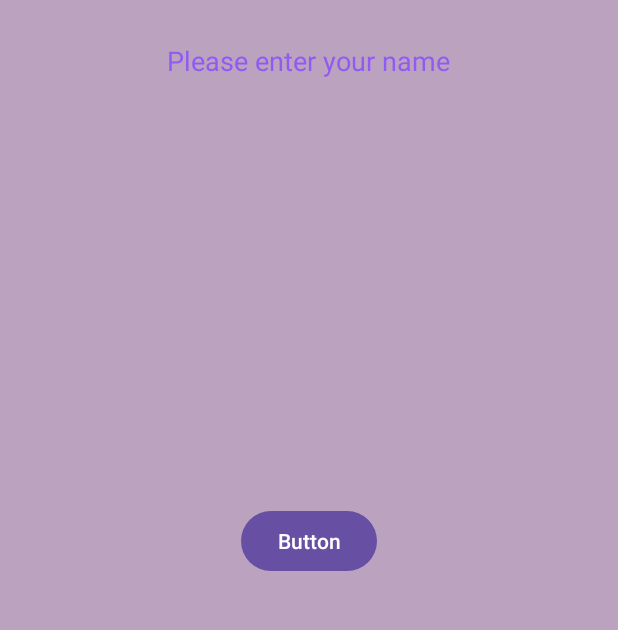
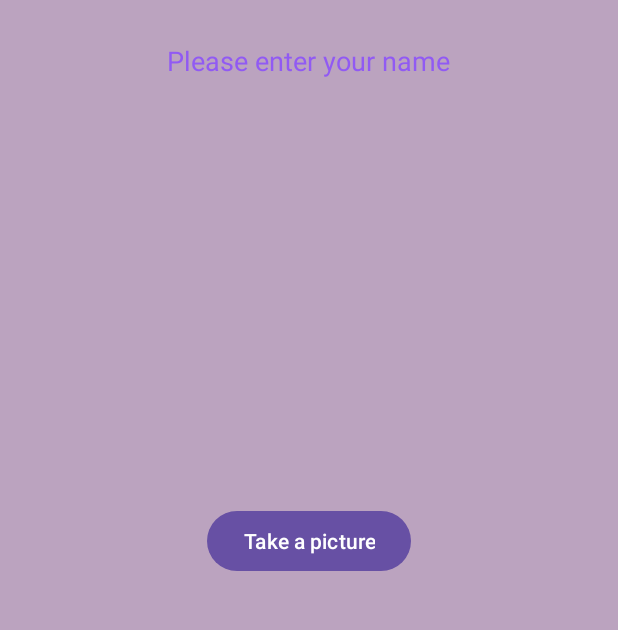
Before and after one commit to itu-itis23-kan22/esigelecAndroid, an Android app: the screen it shows after launch (MainActivity), after a tap on "Greet", on a phone screen of 412 x 824 dp, the part 353-983 px from its top. Run offline under Robolectric (Android 15) with nearby library versions, the phone set to English and light mode, and no system bars.

Commit message:
named button as Take a picture

```diff
--- a/app/src/main/res/layout/activity_main.xml
+++ b/app/src/main/res/layout/activity_main.xml
@@ -54,7 +54,7 @@
         android:layout_width="wrap_content"
         android:layout_height="wrap_content"
         android:layout_marginBottom="204dp"
-        android:text="Button"
+        android:text="Take a picture"
         app:layout_constraintBottom_toBottomOf="parent"
         app:layout_constraintEnd_toEndOf="parent"
         app:layout_constraintStart_toStartOf="parent" />
```
